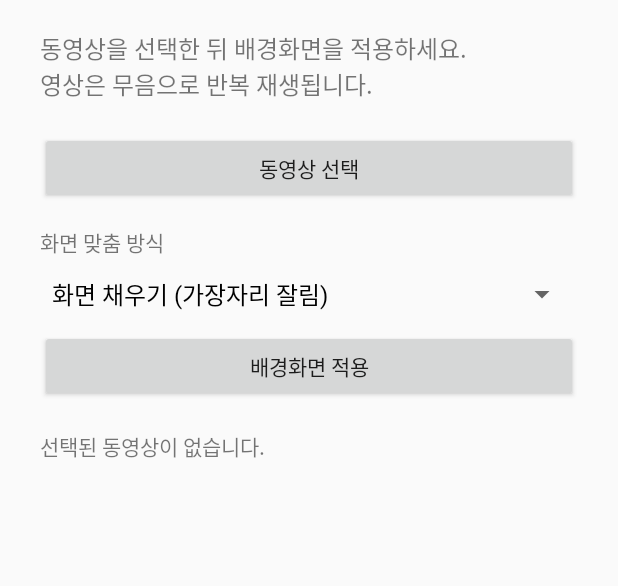
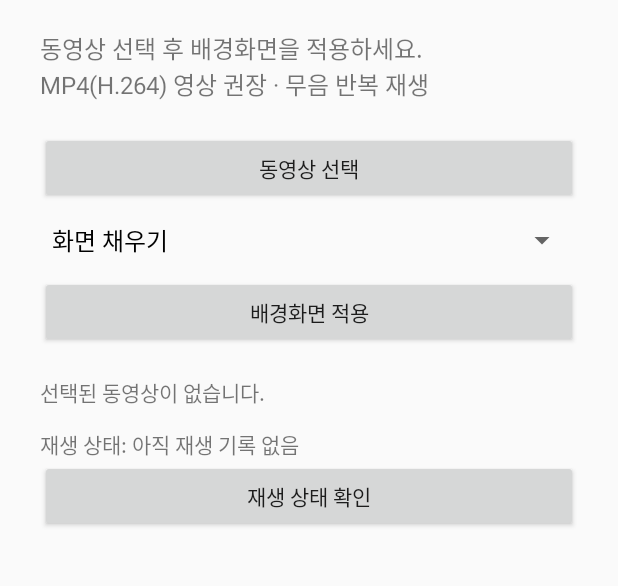
Before and after one commit to maakyuo/-, an Android app: the screen it shows after launch (MainActivity), on a phone screen of 412 x 824 dp, the part 118-704 px from its top. Run offline under Robolectric (Android 15) with nearby library versions, the phone set to English and light mode, and no system bars.

Commit message:
Diagnose black wallpaper and fix media initialization

```diff
--- a/VideoWallpaperA9/app/src/main/java/com/example/videowallpapera9/MainActivity.java
+++ b/VideoWallpaperA9/app/src/main/java/com/example/videowallpapera9/MainActivity.java
@@ -5,25 +5,37 @@ import android.content.Intent;
 import android.net.Uri;
 import android.os.Bundle;
 import android.view.Gravity;
-import android.view.View;
 import android.widget.*;
 import java.io.*;
 public class MainActivity extends Activity {
- private TextView status;
- private static final int PICK_VIDEO=100;
+ TextView status,diagnostic;
+ Button apply;
+ static final int PICK_VIDEO=100;
  @Override public void onCreate(Bundle b){super.onCreate(b);
   LinearLayout root=new LinearLayout(this);root.setOrientation(1);root.setPadding(40,65,40,30);root.setGravity(Gravity.CENTER_HORIZONTAL);
   TextView title=new TextView(this);title.setText("Video Wallpaper A9");title.setTextSize(26);root.addView(title);
-  TextView hint=new TextView(this);hint.setText("동영상을 선택한 뒤 배경화면을 적용하세요.\n영상은 무음으로 반복 재생됩니다.");hint.setTextSize(16);hint.setPadding(0,30,0,30);root.addView(hint);
+  TextView hint=new TextView(this);hint.setText("동영상 선택 후 배경화면을 적용하세요.\nMP4(H.264) 영상 권장 · 무음 반복 재생");hint.setTextSize(16);hint.setPadding(0,30,0,30);root.addView(hint);
   Button pick=new Button(this);pick.setText("동영상 선택");root.addView(pick);
-  TextView ratio=new TextView(this);ratio.setText("화면 맞춤 방식");ratio.setPadding(0,22,0,0);root.addView(ratio);
-  Spinner mode=new Spinner(this);String[] modes={"화면 채우기 (가장자리 잘림)","전체 영상 표시 (여백 가능)"};mode.setAdapter(new ArrayAdapter<String>(this,android.R.layout.simple_spinner_dropdown_item,modes));mode.setSelection(getPreferences(0).getInt("fit",0));root.addView(mode);mode.setOnItemSelectedListener(new android.widget.AdapterView.OnItemSelectedListener(){public void onNothingSelected(android.widget.AdapterView<?> parent){}public void onItemSelected(android.widget.AdapterView<?> parent,View view,int position,long id){getPreferences(0).edit().putInt("fit",position).apply();}});
-  Button apply=new Button(this);apply.setText("배경화면 적용");root.addView(apply);
+  Spinner mode=new Spinner(this);String[] modes={"화면 채우기","전체 영상 표시"};mode.setAdapter(new ArrayAdapter<String>(this,android.R.layout.simple_spinner_dropdown_item,modes));mode.setSelection(getPreferences(0).getInt("fit",0));root.addView(mode);
+  mode.setOnItemSelectedListener(new android.widget.AdapterView.OnItemSelectedListener(){public void onNothingSelected(android.widget.AdapterView<?> p){}public void onItemSelected(android.widget.AdapterView<?> p,android.view.View v,int pos,long id){getPreferences(0).edit().putInt("fit",pos).apply();}});
+  apply=new Button(this);apply.setText("배경화면 적용");root.addView(apply);
   status=new TextView(this);status.setPadding(0,28,0,0);root.addView(status);
+  diagnostic=new TextView(this);diagnostic.setPadding(0,20,0,0);root.addView(diagnostic);
+  Button refresh=new Button(this);refresh.setText("재생 상태 확인");root.addView(refresh);
   setContentView(root);
   pick.setOnClickListener(v->{Intent i=new Intent(Intent.ACTION_OPEN_DOCUMENT);i.setType("video/*");i.addCategory(Intent.CATEGORY_OPENABLE);startActivityForResult(i,PICK_VIDEO);});
-  apply.setOnClickListener(v->{if(!new File(getFilesDir(),"wallpaper.mp4").exists()){Toast.makeText(this,"먼저 동영상을 선택하세요",Toast.LENGTH_SHORT).show();return;}Intent i=new Intent(WallpaperManager.ACTION_CHANGE_LIVE_WALLPAPER);i.putExtra(WallpaperManager.EXTRA_LIVE_WALLPAPER_COMPONENT,new android.content.ComponentName(this,VideoWallpaperService.class));startActivity(i);});
-  status.setText(new File(getFilesDir(),"wallpaper.mp4").exists()?"저장된 동영상이 있습니다.":"선택된 동영상이 없습니다.");
+  apply.setOnClickListener(v->{File f=new File(getFilesDir(),"wallpaper.mp4");if(!f.isFile()||f.length()==0){Toast.makeText(this,"먼저 동영상을 선택하세요",Toast.LENGTH_SHORT).show();return;}Intent i=new Intent(WallpaperManager.ACTION_CHANGE_LIVE_WALLPAPER);i.putExtra(WallpaperManager.EXTRA_LIVE_WALLPAPER_COMPONENT,new android.content.ComponentName(this,VideoWallpaperService.class));try{startActivity(i);}catch(Exception e){status.setText("적용 화면 열기 실패: "+e.getMessage());}});
+  refresh.setOnClickListener(v->refresh());refresh();
  }
- @Override protected void onActivityResult(int req,int res,Intent data){super.onActivityResult(req,res,data);if(req!=PICK_VIDEO||res!=RESULT_OK||data==null)return;Uri uri=data.getData();status.setText("동영상 복사 중...");new Thread(()->{File target=new File(getFilesDir(),"wallpaper.mp4");File temp=new File(getFilesDir(),"wallpaper.tmp");try(InputStream in=getContentResolver().openInputStream(uri);OutputStream out=new FileOutputStream(temp)){byte[] buf=new byte[65536];int n;while((n=in.read(buf))!=-1)out.write(buf,0,n);java.nio.file.Files.move(temp.toPath(),target.toPath(),java.nio.file.StandardCopyOption.REPLACE_EXISTING);runOnUiThread(()->status.setText("동영상 준비 완료. 배경화면 적용을 누르세요."));}catch(Exception e){temp.delete();runOnUiThread(()->status.setText("오류: "+e.getMessage()));}}).start();}
+ void refresh(){File f=new File(getFilesDir(),"wallpaper.mp4");status.setText(f.isFile()?"저장된 동영상: "+f.length()+" 바이트":"선택된 동영상이 없습니다.");diagnostic.setText("재생 상태: "+getSharedPreferences("wallpaper_status",MODE_PRIVATE).getString("status","아직 재생 기록 없음"));}
+ @Override protected void onResume(){super.onResume();if(status!=null)refresh();}
+ @Override protected void onActivityResult(int req,int res,Intent data){super.onActivityResult(req,res,data);if(req!=PICK_VIDEO||res!=RESULT_OK||data==null)return;Uri uri=data.getData();status.setText("동영상 복사 중...");apply.setEnabled(false);new Thread(()->{
+  File target=new File(getFilesDir(),"wallpaper.mp4"),temp=new File(getFilesDir(),"wallpaper.tmp");
+  try(InputStream in=getContentResolver().openInputStream(uri);OutputStream out=new FileOutputStream(temp)){
+   byte[] buf=new byte[65536];int n;while((n=in.read(buf))!=-1)out.write(buf,0,n);
+   if(temp.length()==0)throw new IOException("빈 파일입니다");
+   java.nio.file.Files.move(temp.toPath(),target.toPath(),java.nio.file.StandardCopyOption.REPLACE_EXISTING);
+   runOnUiThread(()->{apply.setEnabled(true);refresh();Toast.makeText(this,"영상 선택 완료",Toast.LENGTH_SHORT).show();});
+  }catch(Exception e){temp.delete();runOnUiThread(()->{apply.setEnabled(true);status.setText("복사 오류: "+e.getMessage());});}
+ }).start();}
 }
```
